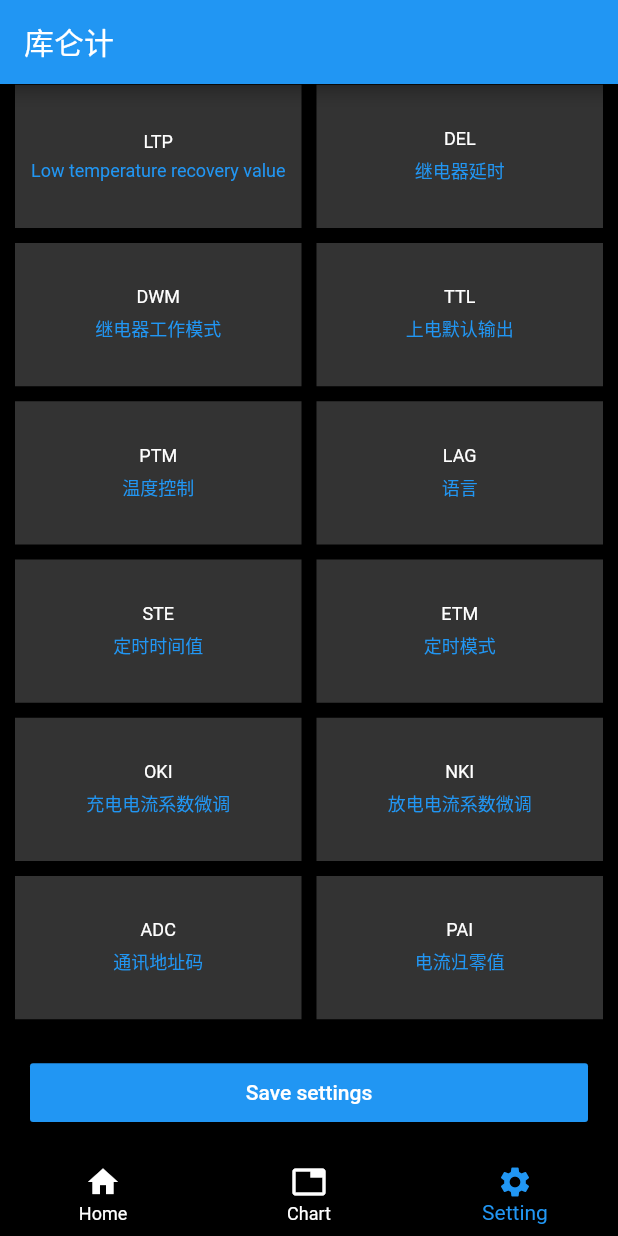
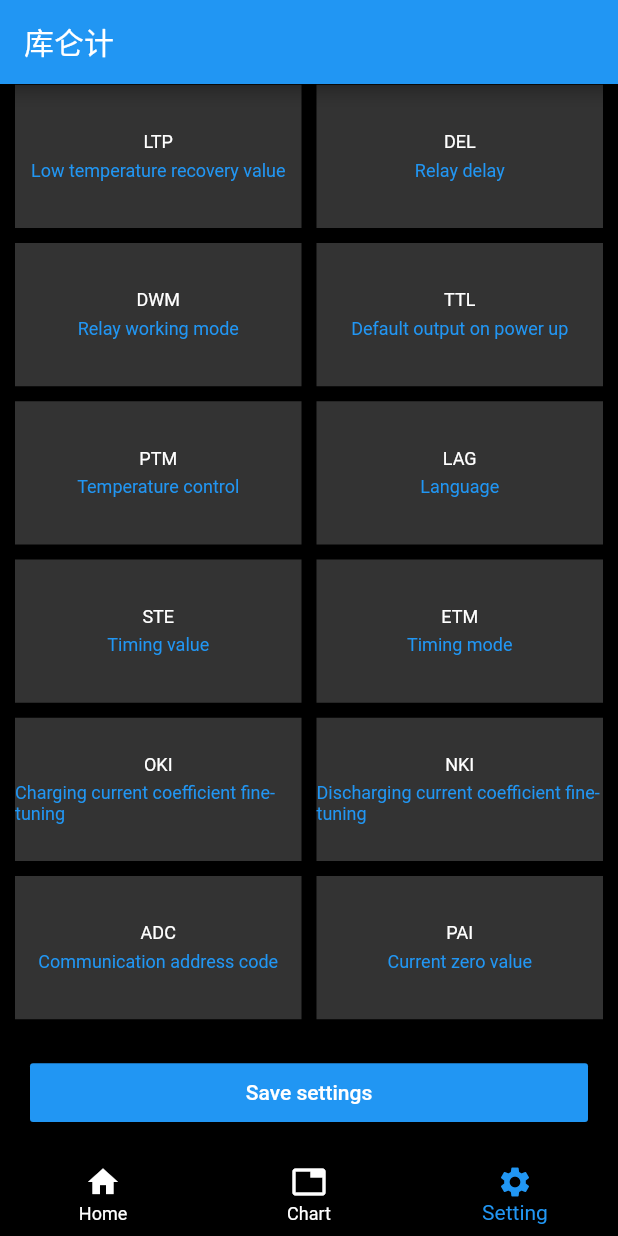
Before and after one commit to JeromeLydia/flutter_qinglan, a Flutter app: the screen it shows after launch, item 3 of the bottom bar chosen, scrolled down 326 dp, on a phone screen of 412 x 824 dp. Run offline on Flutter 3.47's test engine with Material 2 defaults, Android fonts, the phone set to English and light mode, and no system bars; our stand-ins replace device_info_plus, fl_chart, flutter_blue_plus, get, get_storage, location and 3 more.

Commit message:
修改多语言

```diff
--- a/lib/res/strings.dart
+++ b/lib/res/strings.dart
@@ -78,7 +78,7 @@ class Messages extends Translations {
           "确定": "确定",
           "取消": "取消",
         },
-        "en_US": {
+        'en_US': {
           '首页': 'Home',
           '曲线图': 'Chart',
           '设置': 'Setting',
@@ -113,13 +113,47 @@ class Messages extends Translations {
           '查看历史数据': 'View historical data',
           '电压/温度/电流 实时曲线图': 'Voltage/temperature/current real-time curve',
           '保存设置': 'Save settings',
-          "充电过压值": "Charge overvoltage value",
-          "放电欠压值": "Discharge undervoltage value",
-          "充电过流值": "Charge overcurrent value",
-          "放电过流值": "Discharge overcurrent value",
+          "充电过压值": "Overvoltage value during charging",
+          "放电欠压值": "Undervoltage value during discharge",
+          "充电过流值": "Overcurrent value during charging",
+          "放电过流值": "Overcurrent value during discharge",
           "放电启动值": "Discharge start value",
-          "过温度保护值": "Over temperature protection value",
+          "过温度保护值": "Overtemperature protection value",
           "低温恢复值": "Low temperature recovery value",
-        },
+          "继电器延时": "Relay delay",
+          "继电器工作模式": "Relay working mode",
+          "上电默认输出": "Default output on power up",
+          "温度控制": "Temperature control",
+          "语言": "Language",
+          "定时时间值": "Timing value",
+          "定时模式": "Timing mode",
+          "充电电流系数微调": "Charging current coefficient fine-tuning",
+          "放电电流系数微调": "Discharging current coefficient fine-tuning",
+          "通讯地址码": "Communication address code",
+          "电流归零值": "Current zero value",
+          "请输入充电过压值": "Please enter the overvoltage value for charging",
+          "请输入放电欠压值": "Please enter the undervoltage value for discharging",
+          "请输入充电过流值": "Please enter the overcurrent value for charging",
+          "请输入放电过流值": "Please enter the overcurrent value for discharging",
+          "请输入放电启动值": "Please enter the starting value for discharging",
+          "请输入过温度保护值": "Please enter the over-temperature protection value",
+          "请输入低温恢复值": "Please enter the low temperature recovery value",
+          "请输入继电器延时": "Please enter the relay delay time",
+          "请选择继电器工作模式": "Please select the working mode of the relay",
+          "请输入上电默认输出": "Please enter the default output after power-on",
+          "请选择温度模式": "Please select the temperature mode",
+          "请选择语言": "Please select a language",
+          "请输入定时时间值": "Please enter the timing value",
+          "请选择定时模式": "Please select the timing mode",
+          "请输入充电电流系数微调":
+              "Please enter the charging current coefficient fine-tuning",
+          "请输入放电电流系数微调":
+              "Please enter the discharging current coefficient fine-tuning",
+          "请输入通讯地址码": "Please enter the communication address code",
+          "请输入电流归零值": "Please enter the current zero value",
+          "选择语言": "Select language",
+          "确定": "Confirm",
+          "取消": "Cancel"
+        }
       };
 }
```
